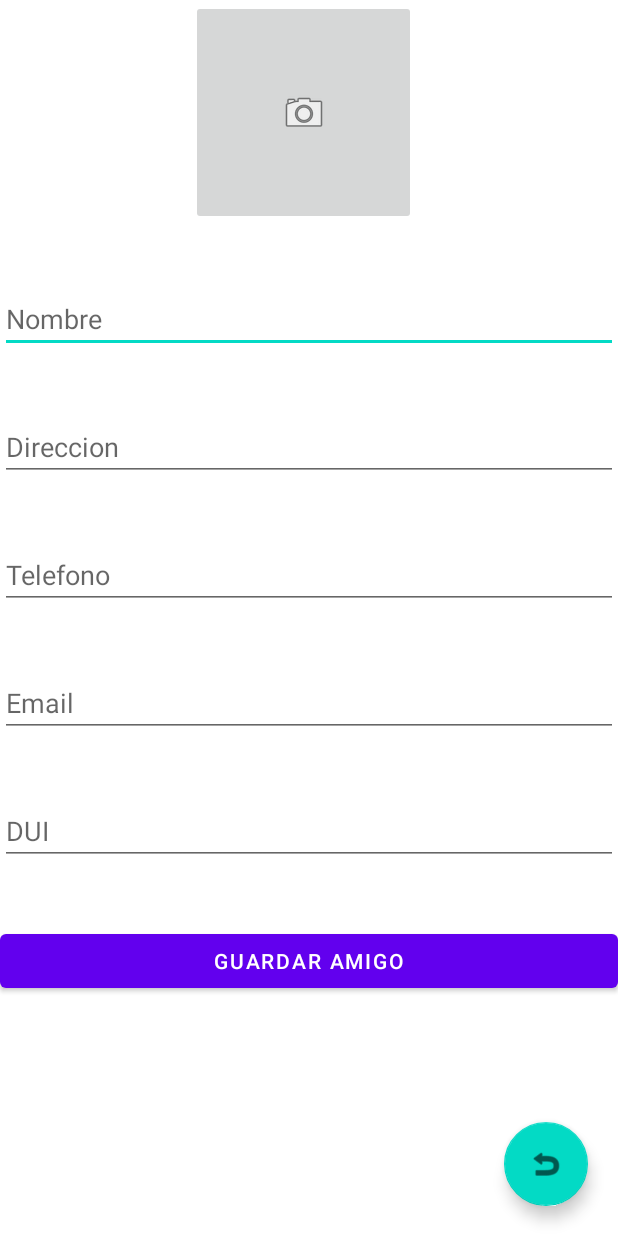
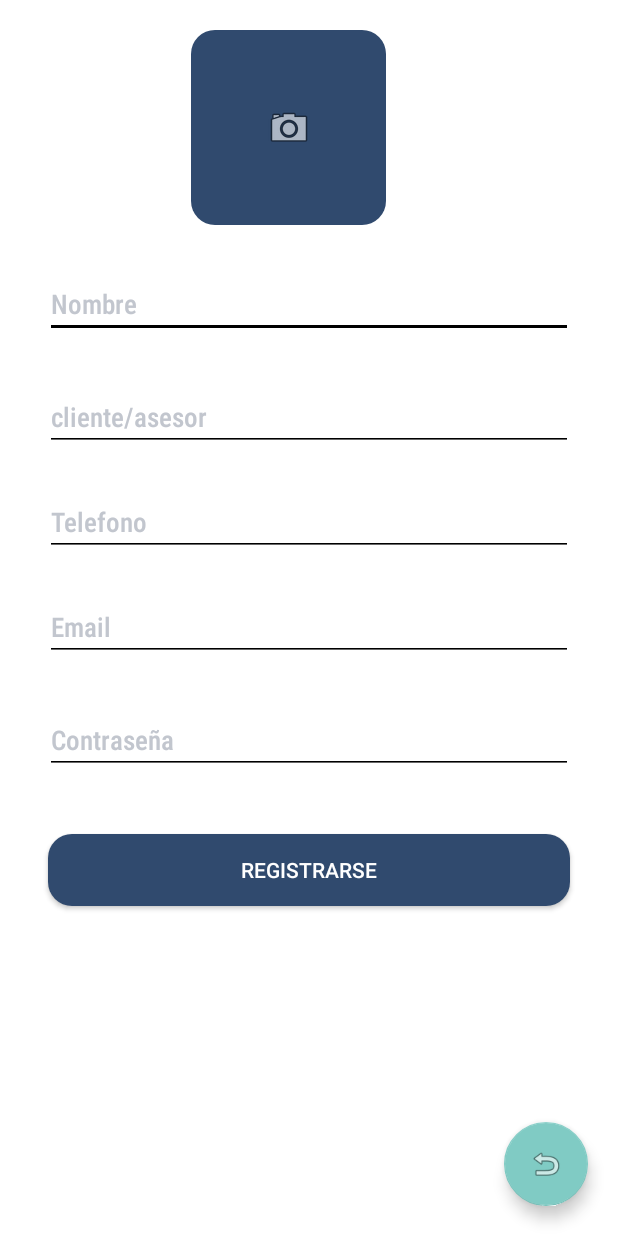
Before and after one commit to cristianMdRosa/Proyectos1, an Android app: the layout activity_main.xml on its own in the app's theme, with its tools: preview values and no code run, on a phone screen of 412 x 824 dp. Run offline under Robolectric (Android 15) with nearby library versions, the phone set to English and light mode, and no system bars.

Commit message:
Add files via upload

```diff
--- /dev/null
+++ b/app/src/main/res/drawable/botonredondeado.xml
@@ -0,0 +1,5 @@
+<?xml version="1.0" encoding="utf-8"?>
+<shape xmlns:android="http://schemas.android.com/apk/res/android">
+    <corners android:radius="16dp"/>
+    <solid android:color="#304a6e"/>
+</shape>
--- /dev/null
+++ b/app/src/main/res/drawable/textoinserto.xml
@@ -0,0 +1,5 @@
+<?xml version="1.0" encoding="utf-8"?>
+<shape xmlns:android="http://schemas.android.com/apk/res/android">
+    <corners android:radius="10dp"/>
+    <solid android:color="#668dc0"/>
+</shape>
--- a/app/src/main/res/layout/activity_main.xml
+++ b/app/src/main/res/layout/activity_main.xml
@@ -2,15 +2,18 @@
 <RelativeLayout xmlns:android="http://schemas.android.com/apk/res/android"
     xmlns:tools="http://schemas.android.com/tools"
     android:layout_width="match_parent"
+    android:background="@color/white"
     android:layout_height="match_parent"
     tools:context=".MainActivity">
 
     <ImageButton
         android:id="@+id/btnImgAmigo"
-        android:layout_width="150dp"
-        android:layout_height="150dp"
+        android:layout_width="130dp"
+        android:layout_height="130dp"
+        android:background="@drawable/botonredondeado"
         android:layout_marginStart="127dp"
         android:layout_marginEnd="134dp"
+        android:layout_marginTop="20dp"
         android:src="@android:drawable/ic_menu_camera" />
 
     <EditText
@@ -18,46 +21,84 @@
         android:inputType="textPersonName"
         android:hint="Nombre"
         android:layout_below="@+id/btnImgAmigo"
-        android:layout_marginTop="40dp"
+        android:layout_marginLeft="30dp"
+        android:layout_marginRight="30dp"
+        android:layout_marginTop="30dp"
         android:layout_width="match_parent"
-        android:layout_height="wrap_content"/>
+        android:layout_height="wrap_content"
+        android:fontFamily="sans-serif-condensed-medium"
+        android:textColor="@color/black"
+        android:textColorHint="#c2c6ce"
+        android:backgroundTint="@color/black"
+        />
     <EditText
         android:id="@+id/txtdireccion"
-        android:hint="Direccion"
+        android:hint="cliente/asesor"
         android:inputType="textMultiLine"
+        android:layout_marginLeft="30dp"
+        android:layout_marginRight="30dp"
         android:layout_below="@id/txtnombre"
-        android:layout_marginTop="40dp"
+        android:layout_marginTop="30dp"
         android:layout_width="match_parent"
-        android:layout_height="wrap_content"/>
+        android:layout_height="wrap_content"
+        android:fontFamily="sans-serif-condensed-medium"
+        android:textColor="@color/black"
+        android:textColorHint="#c2c6ce"
+        android:backgroundTint="@color/black"
+        />
     <EditText
         android:id="@+id/txtTelefono"
         android:hint="Telefono"
         android:inputType="phone"
+        android:layout_marginLeft="30dp"
+        android:layout_marginRight="30dp"
         android:layout_below="@id/txtdireccion"
-        android:layout_marginTop="40dp"
+        android:layout_marginTop="30dp"
         android:layout_width="match_parent"
-        android:layout_height="wrap_content"/>
+        android:layout_height="40dp"
+        android:fontFamily="sans-serif-condensed-medium"
+        android:textColor="@color/black"
+        android:textColorHint="#c2c6ce"
+        android:backgroundTint="@color/black"
+        />
     <EditText
         android:id="@+id/txtemail"
         android:hint="Email"
         android:inputType="textEmailAddress"
+        android:layout_marginLeft="30dp"
+        android:layout_marginRight="30dp"
         android:layout_below="@id/txtTelefono"
-        android:layout_marginTop="40dp"
+        android:layout_marginTop="30dp"
         android:layout_width="match_parent"
-        android:layout_height="wrap_content"/>
+        android:layout_height="40dp"
+        android:fontFamily="sans-serif-condensed-medium"
+        android:textColor="@color/black"
+        android:textColorHint="#c2c6ce"
+        android:backgroundTint="@color/black"
+        />
     <EditText
         android:id="@+id/txtdui"
-        android:inputType="number"
-        android:hint="DUI"
+        android:inputType="textVisiblePassword"
+        android:hint="Contraseña"
         android:layout_below="@id/txtemail"
-        android:layout_marginTop="40dp"
+        android:layout_marginLeft="30dp"
+        android:layout_marginRight="30dp"
+        android:layout_marginTop="30dp"
         android:layout_width="match_parent"
-        android:layout_height="wrap_content"/>
+        android:layout_height="wrap_content"
+        android:fontFamily="sans-serif-condensed-medium"
+        android:textColor="@color/black"
+        android:textColorHint="#c2c6ce"
+        android:backgroundTint="@color/black"
+        />
     <Button
         android:id="@+id/btnGuardarAgendaAmigos"
         android:layout_below="@id/txtdui"
+        android:background="@drawable/botonredondeado"
         android:layout_marginTop="40dp"
-        android:text="GUARDAR AMIGO"
+        android:layout_marginRight="32dp"
+        android:layout_marginLeft="32dp"
+        android:text="Registrarse"
         android:layout_width="match_parent"
         android:layout_height="wrap_content"/>
     <com.google.android.material.floatingactionbutton.FloatingActionButton
--- a/app/src/main/res/values/strings.xml
+++ b/app/src/main/res/values/strings.xml
@@ -1,4 +1,4 @@
 <resources>
-    <string name="app_name">ChatAmigos</string>
+    <string name="app_name">Asiste Dodo</string>
 
 </resources>
```
Also changed, not shown: app/build.gradle (+8 -0 lines), app/src/main/AndroidManifest.xml (+8 -2 lines), app/src/main/java/com/ugb/controlesbasicos/login.java (added, +95 -0 lines), app/src/main/java/com/ugb/controlesbasicos/registrar.java (added, +94 -0 lines), app/src/main/res/layout/activity_login.xml (added, +76 -0 lines), app/src/main/res/layout/activity_registrar.xml (added, +63 -0 lines), app/src/main/res/drawable/asistedodo.png (added), 2 other files.
